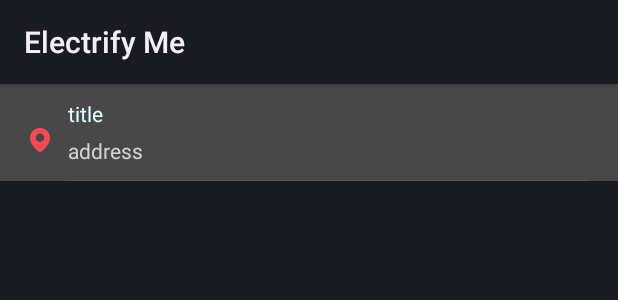
After one commit to liu-xinhui/em, an Android app: the layout item_search_loc.xml on its own in the app's theme, with its tools: preview values and no code run, on a phone screen of 412 x 824 dp. The commit adds this screen. Shown: the top 300 px of the screen. Run offline under Robolectric (Android 15) with nearby library versions, the phone set to English and light mode, and no system bars; network calls fail.

Commit message:
完成行程预测地点选取

```diff
--- a/app/build.gradle
+++ b/app/build.gradle
@@ -19,7 +19,6 @@ android {
         targetSdkVersion 29
         versionCode 4
         versionName "0.0.4"
-        signingConfig signingConfigs.release
         ndk {
             //设置支持的SO库架构（开发者可以根据需要，选择一个或多个平台的so）
             abiFilters "armeabi", "armeabi-v7a", "arm64-v8a", "x86", "x86_64"
@@ -29,10 +28,12 @@ android {
         release {
             minifyEnabled true
             proguardFiles getDefaultProguardFile('proguard-android-optimize.txt'), 'proguard-rules.pro'
+            signingConfig signingConfigs.release
         }
         debug {
             minifyEnabled true
             proguardFiles getDefaultProguardFile('proguard-android-optimize.txt'), 'proguard-rules.pro'
+            signingConfig signingConfigs.release
         }
     }
     compileOptions {
--- /dev/null
+++ b/app/src/main/res/layout/item_search_loc.xml
@@ -0,0 +1,52 @@
+<?xml version="1.0" encoding="utf-8"?>
+<LinearLayout xmlns:android="http://schemas.android.com/apk/res/android"
+    xmlns:app="http://schemas.android.com/apk/res-auto"
+    android:layout_width="match_parent"
+    android:layout_height="wrap_content"
+    android:background="#484848"
+    android:gravity="center_vertical"
+    android:orientation="horizontal"
+    android:paddingHorizontal="20dp"
+    android:paddingTop="10dp">
+
+    <ImageView
+        android:id="@+id/recent_track_end"
+        android:layout_width="wrap_content"
+        android:layout_height="wrap_content"
+        android:src="@mipmap/end"
+        app:layout_constraintLeft_toLeftOf="@id/recent_track_start"
+        app:layout_constraintTop_toBottomOf="@id/recent_track_start" />
+
+    <LinearLayout
+        android:layout_width="match_parent"
+        android:layout_height="wrap_content"
+        android:layout_marginStart="10dp"
+        android:orientation="vertical">
+
+        <TextView
+            android:id="@+id/name"
+            android:layout_width="match_parent"
+            android:layout_height="wrap_content"
+            android:layout_marginStart="2dp"
+            android:text="title"
+            android:textColor="#e1fbfc"
+            android:textSize="14dp" />
+
+        <TextView
+            android:id="@+id/address"
+            android:layout_width="match_parent"
+            android:layout_height="wrap_content"
+            android:layout_marginStart="2dp"
+            android:layout_marginTop="5dp"
+            android:text="address"
+            android:textColor="@color/textD3"
+            android:textSize="14dp" />
+
+        <View
+            android:layout_width="match_parent"
+            android:layout_height="1px"
+            android:layout_marginTop="10dp"
+            android:background="#585858" />
+    </LinearLayout>
+
+</LinearLayout>
--- a/app/src/main/res/layout/view_toast_success.xml
+++ b/app/src/main/res/layout/view_toast_success.xml
@@ -1,5 +1,4 @@
 <?xml version="1.0" encoding="utf-8"?>
-
 <FrameLayout xmlns:android="http://schemas.android.com/apk/res/android"
     android:layout_width="match_parent"
     android:layout_height="wrap_content">
```
Also changed, not shown: app/src/main/AndroidManifest.xml (+7 -6 lines), app/src/main/java/com/powershare/etm/bean/SearchAddress.java (added, +13 -0 lines), app/src/main/java/com/powershare/etm/ui/tab3/SearchLocActivity.java (added, +136 -0 lines), app/src/main/java/com/powershare/etm/ui/tab3/Tab3Fragment.java (+25 -1 lines), app/src/main/java/com/powershare/etm/ui/tab4/Tab4Fragment.java (+6 -12 lines), app/src/main/java/com/powershare/etm/util/SearchHistoryHelper.java (deleted, +0 -49 lines), app/src/main/java/com/powershare/etm/util/SearchLocHistoryHelper.java (added, +61 -0 lines), app/src/main/res/layout/activity_search_loc.xml (added, +100 -0 lines).
